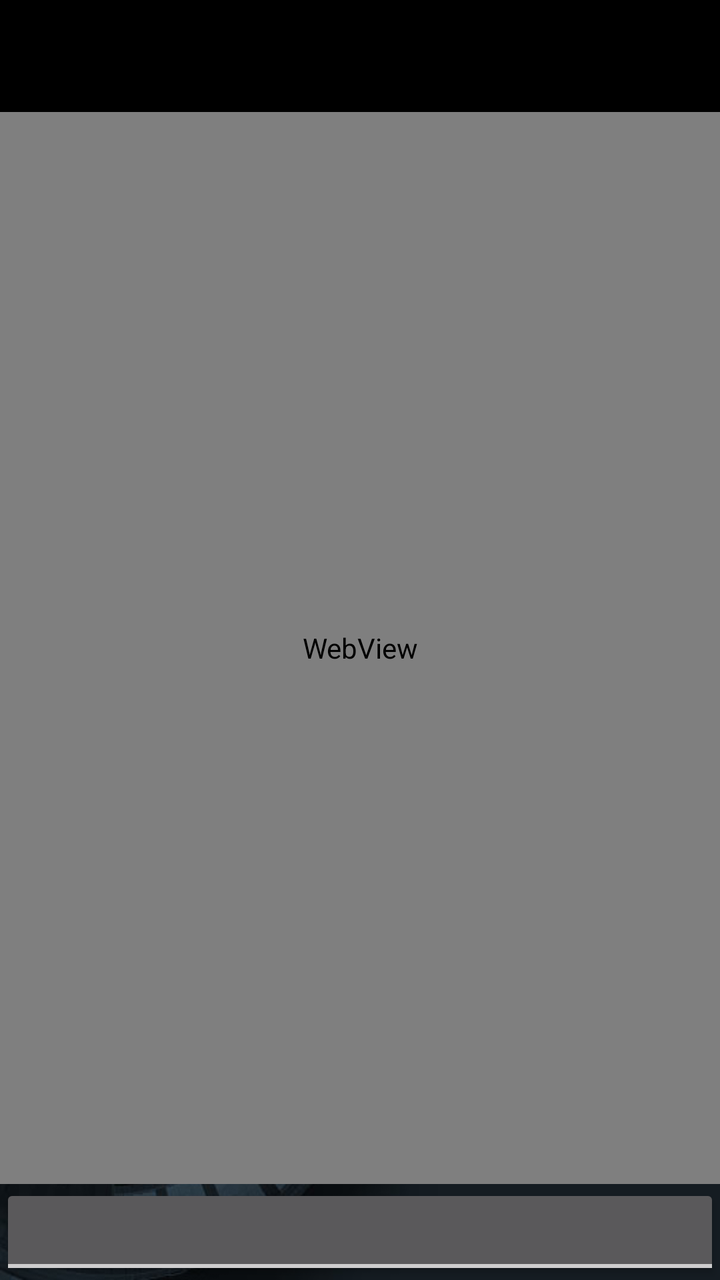
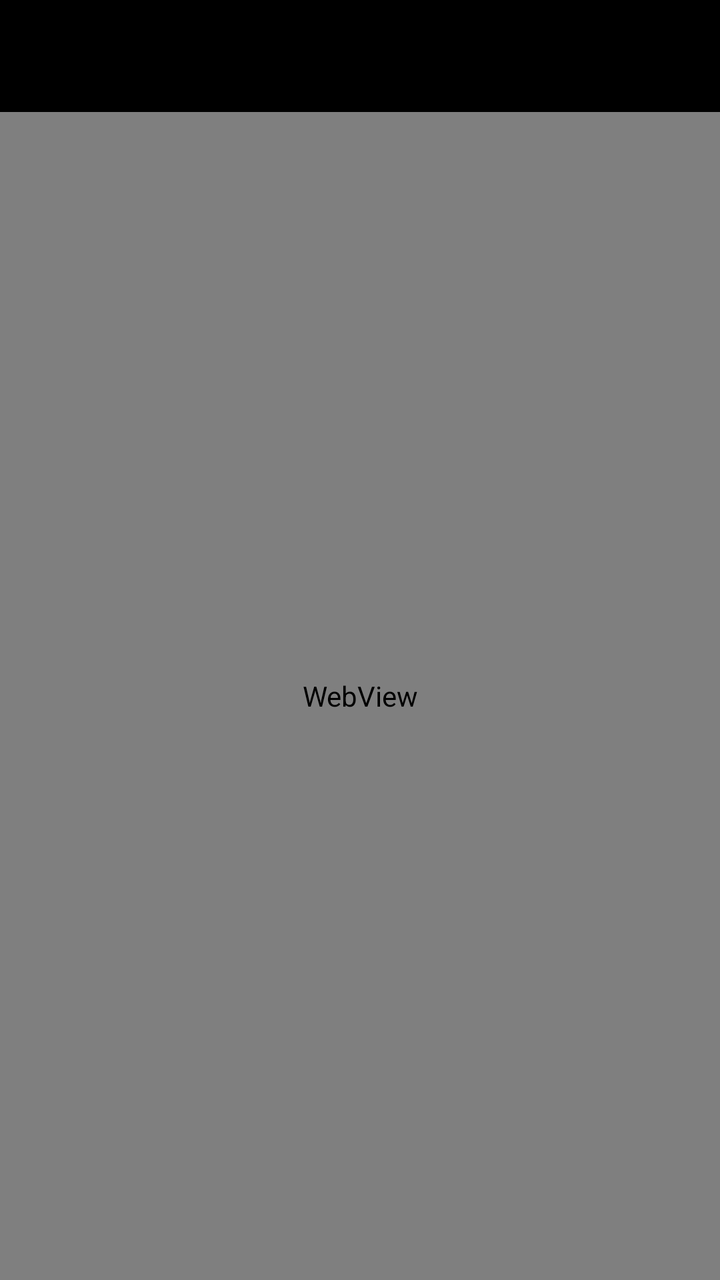

An Android layout rendered at two revisions. The XML below is the earlier revision; the diff shows what the commit changed to produce the second picture.
<!-- AndroidManifest.xml: application theme AppTheme -->
<!-- res/layout/activity_user.xml -->
<LinearLayout xmlns:android="http://schemas.android.com/apk/res/android"
    xmlns:tools="http://schemas.android.com/tools"
    android:layout_width="match_parent"
    android:layout_height="match_parent"
    android:orientation="vertical"
    android:background="@drawable/bg_portrait"
    tools:context=".activity.MainActivity" >

    <androidx.appcompat.widget.Toolbar
        android:id="@+id/toolbar"
        android:layout_width="match_parent"
        android:layout_height="wrap_content"
        android:minHeight="?attr/actionBarSize"
        android:background="?attr/colorPrimary"
        xmlns:app="http://schemas.android.com/apk/res-auto"
        app:title=""
        android:theme="@style/ThemeOverlay.AppCompat.Dark.ActionBar" />

    <RelativeLayout
        android:layout_width="match_parent"
        android:layout_height="match_parent" >

        <TableLayout
            android:id="@+id/TableLayout1"
            android:layout_width="fill_parent"
            android:layout_height="wrap_content"
            android:layout_above="@+id/toggleButton1"
            android:layout_below="@dimen/widget_margin"
            android:orientation="horizontal"
            tools:context=".activity.UserActivity" >

        </TableLayout>

        <ToggleButton
            android:id="@+id/toggleButton1"
            android:layout_width="wrap_content"
            android:layout_height="wrap_content"
            android:layout_alignParentBottom="true"
            android:layout_alignParentLeft="true"
            android:layout_alignParentRight="true"
            android:text="ToggleButton"
            android:textOff=" "
            android:textOn=" " />

        <WebView
            android:id="@+id/userWebView"
            android:layout_width="match_parent"
            android:layout_height="match_parent"
            android:layout_above="@+id/TableLayout1"
            android:layout_alignParentLeft="true" />
    </RelativeLayout>

</LinearLayout>
<!-- resources referenced by this layout -->
<resources>
  <dimen name="widget_margin">8dp</dimen>
  <!-- drawable bg_portrait: jpg bitmap (drawable-mdpi, 95873 bytes) -->
  <style name="AppTheme" parent="AppBaseTheme">
          <item name="colorPrimary">#000000</item>
          <item name="colorPrimaryDark">#000000</item>
          <item name="colorAccent">#33b6f6</item>
  
          
          <item name="android:textSize">14sp</item>
      </style>
  <style name="AppBaseTheme" parent="Theme.AppCompat.NoActionBar">
          
      </style>
</resources>

<!-- the commit's change to res/layout/activity_user.xml (unified diff, before → after) -->
@@ -20,27 +20,16 @@
         android:layout_width="match_parent"
         android:layout_height="match_parent" >
 
+        
         <TableLayout
             android:id="@+id/TableLayout1"
-            android:layout_width="fill_parent"
+            android:layout_width="match_parent"
             android:layout_height="wrap_content"
-            android:layout_above="@+id/toggleButton1"
-            android:layout_below="@dimen/widget_margin"
+            android:layout_alignParentBottom="true"
             android:orientation="horizontal"
             tools:context=".activity.UserActivity" >
 
         </TableLayout>
-
-        <ToggleButton
-            android:id="@+id/toggleButton1"
-            android:layout_width="wrap_content"
-            android:layout_height="wrap_content"
-            android:layout_alignParentBottom="true"
-            android:layout_alignParentLeft="true"
-            android:layout_alignParentRight="true"
-            android:text="ToggleButton"
-            android:textOff=" "
-            android:textOn=" " />
 
         <WebView
             android:id="@+id/userWebView"
<!-- resource entries referenced after the edit -->
@@ -1,6 +1,5 @@
 <!-- resources referenced by this layout -->
 <resources>
-  <dimen name="widget_margin">8dp</dimen>
   <!-- drawable bg_portrait: jpg bitmap (drawable-mdpi, 95873 bytes) -->
   <style name="AppTheme" parent="AppBaseTheme">
           <item name="colorPrimary">#000000</item>
